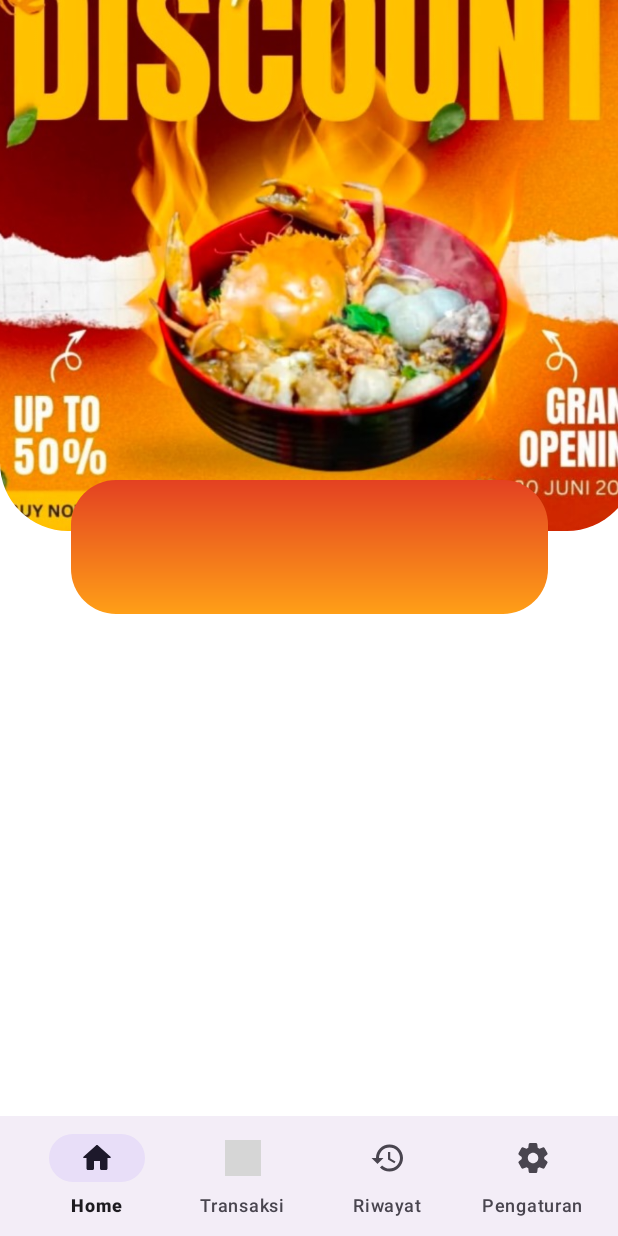
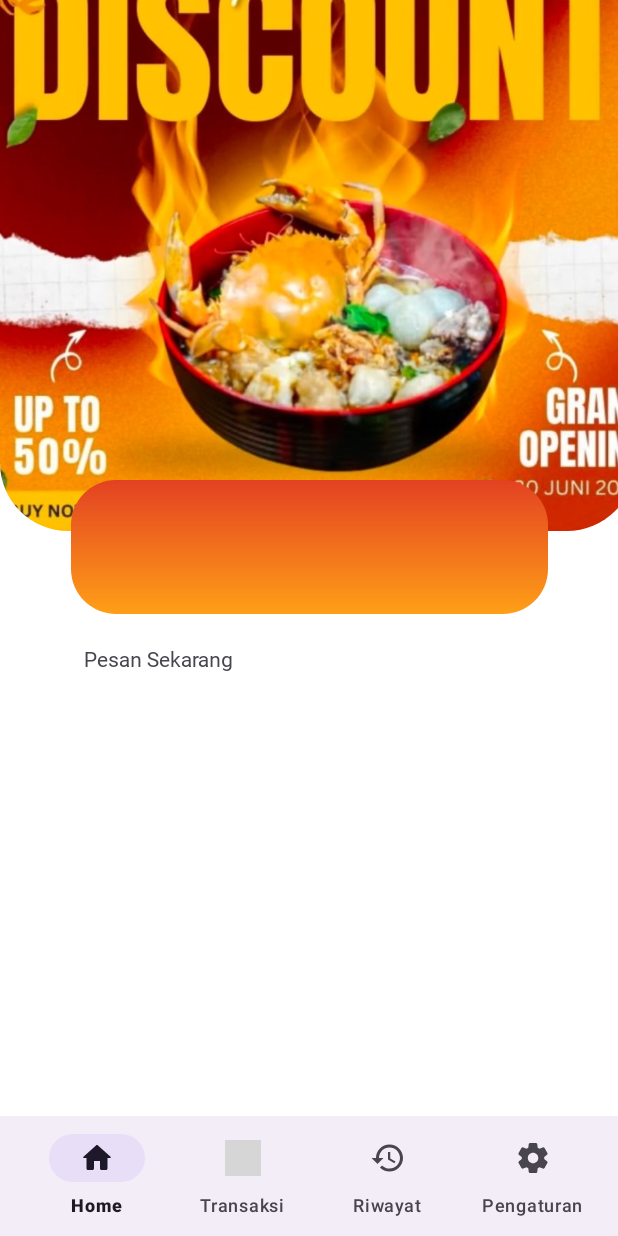
Before and after one commit to xrtvann/seblak-predator-mobile-app, an Android app built with Jetpack Compose: the DashboardFragment screen opened directly, with no data from a screen before it, on a phone screen of 412 x 824 dp. Run offline under Robolectric (Android 15) with nearby library versions, the phone set to English and light mode, and no system bars; grey boxes are pictures that could not be loaded.

Commit message:
updating dashboard

```diff
--- a/app/src/main/res/layout/fragment_dashboard.xml
+++ b/app/src/main/res/layout/fragment_dashboard.xml
@@ -26,7 +26,7 @@
                 android:layout_height="match_parent">
 
                 <androidx.constraintlayout.widget.ConstraintLayout
-                    android:id="@+id/constraintLayout2"
+                    android:id="@+id/banner"
                     android:layout_width="match_parent"
                     android:layout_height="wrap_content"
                     android:orientation="vertical"
@@ -47,7 +47,7 @@
                 </androidx.constraintlayout.widget.ConstraintLayout>
 
                 <androidx.constraintlayout.widget.ConstraintLayout
-                    android:id="@+id/constraintLayout"
+                    android:id="@+id/barinformation"
                     android:layout_width="318dp"
                     android:layout_height="89dp"
                     android:layout_gravity="center"
@@ -62,6 +62,26 @@
 
             </androidx.constraintlayout.widget.ConstraintLayout>
 
+            <androidx.constraintlayout.widget.ConstraintLayout
+                android:id="@+id/optionsOrder"
+                android:layout_width="match_parent"
+                android:layout_height="match_parent">
+
+                <TextView
+                    android:id="@+id/textView2"
+                    android:layout_width="wrap_content"
+                    android:layout_height="wrap_content"
+                    android:layout_marginTop="20dp"
+                    android:fontFamily="@font/arialbd"
+                    android:text="Pesan Sekarang"
+                    app:layout_constraintBottom_toBottomOf="parent"
+                    app:layout_constraintEnd_toEndOf="parent"
+                    app:layout_constraintHorizontal_bias="0.18"
+                    app:layout_constraintStart_toStartOf="parent"
+                    app:layout_constraintTop_toTopOf="parent"
+                    app:layout_constraintVertical_bias="0.0" />
+            </androidx.constraintlayout.widget.ConstraintLayout>
+
         </LinearLayout>
     </ScrollView>
 
```
